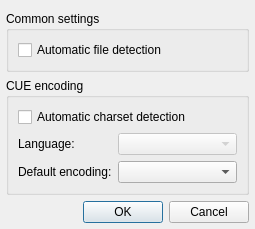
This is src/plugins/Input/cue/settingsdialog.ui in ksv1986/qmmp-staging as Qt 5 draws it before an edit. The edited form follows.
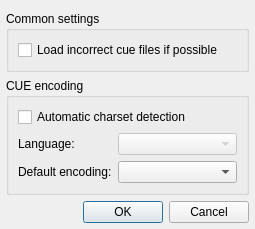
This is the edited form.

Commit message: using UTF-8 for cue-files by default

The edit to the form file:
```diff
--- a/src/plugins/Input/cue/settingsdialog.ui
+++ b/src/plugins/Input/cue/settingsdialog.ui
@@ -32,7 +32,7 @@
       <item>
        <widget class="QCheckBox" name="dirtyCueCheckBox">
         <property name="text">
-         <string>Automatic file detection</string>
+         <string>Load incorrect cue files if possible</string>
         </property>
        </widget>
       </item>
```
The commit also changes 2 other files.
